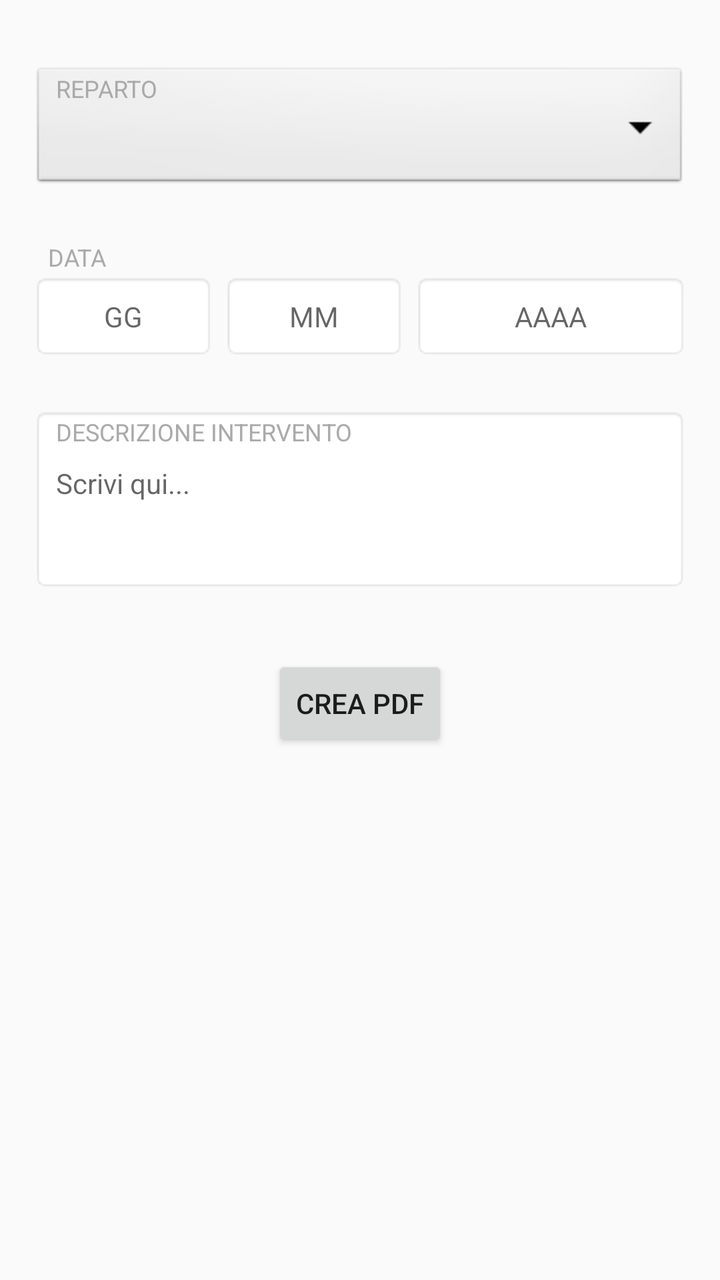
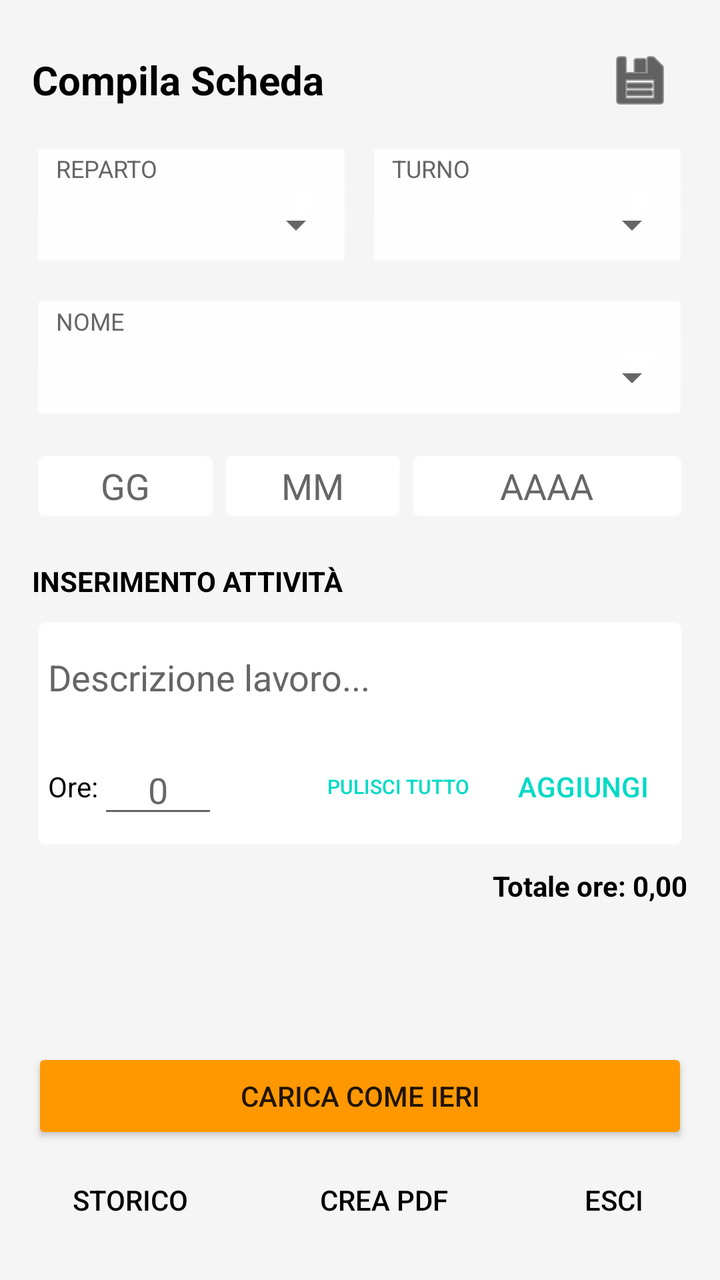

Screens rendered from an Android XML layout before and after an edit, with the pre-edit source and the edit as a unified diff.
<!-- AndroidManifest.xml: application theme Theme.Schede -->
<!-- res/layout/activity_main.xml -->
<?xml version="1.0" encoding="utf-8"?>
<androidx.constraintlayout.widget.ConstraintLayout xmlns:android="http://schemas.android.com/apk/res/android"
    xmlns:app="http://schemas.android.com/apk/res-auto"
    xmlns:tools="http://schemas.android.com/tools"
    android:layout_width="match_parent"
    android:layout_height="match_parent"
    android:padding="16dp"
    tools:context=".MainActivity">

    
    <LinearLayout
        android:id="@+id/layout_spinner"
        android:layout_width="match_parent"
        android:layout_height="wrap_content"
        android:layout_marginTop="16dp"
        android:background="@android:drawable/btn_dropdown"
        android:orientation="vertical"
        android:padding="4dp"
        app:layout_constraintTop_toTopOf="parent">
        <TextView
            android:layout_width="wrap_content"
            android:layout_height="wrap_content"
            android:layout_marginStart="8dp"
            android:text="REPARTO"
            android:textColor="@android:color/darker_gray"
            android:textSize="12sp" />
        <Spinner
            android:id="@+id/spinner_scelte"
            android:layout_width="match_parent"
            android:layout_height="40dp"
            android:background="@null" />
    </LinearLayout>

    
    <LinearLayout
        android:id="@+id/layout_data_container"
        android:layout_width="match_parent"
        android:layout_height="wrap_content"
        android:layout_marginTop="24dp"
        android:orientation="vertical"
        app:layout_constraintTop_toBottomOf="@id/layout_spinner">

        <TextView
            android:layout_width="wrap_content"
            android:layout_height="wrap_content"
            android:layout_marginStart="8dp"
            android:text="DATA"
            android:textColor="@android:color/darker_gray"
            android:textSize="12sp" />

        <LinearLayout
            android:layout_width="match_parent"
            android:layout_height="wrap_content"
            android:orientation="horizontal">

            <LinearLayout
                android:layout_width="0dp"
                android:layout_height="wrap_content"
                android:layout_weight="1"
                android:layout_marginEnd="4dp"
                android:background="@android:drawable/editbox_background"
                android:orientation="vertical"
                android:padding="4dp">
                <EditText
                    android:id="@+id/input_gg"
                    android:layout_width="match_parent"
                    android:layout_height="wrap_content"
                    android:background="@null"
                    android:hint="GG"
                    android:gravity="center"
                    android:inputType="number"
                    android:maxLength="2"
                    android:padding="8dp"
                    android:textSize="14sp" />
            </LinearLayout>

            <LinearLayout
                android:layout_width="0dp"
                android:layout_height="wrap_content"
                android:layout_weight="1"
                android:layout_marginEnd="4dp"
                android:background="@android:drawable/editbox_background"
                android:orientation="vertical"
                android:padding="4dp">
                <EditText
                    android:id="@+id/input_mm"
                    android:layout_width="match_parent"
                    android:layout_height="wrap_content"
                    android:background="@null"
                    android:hint="MM"
                    android:gravity="center"
                    android:inputType="number"
                    android:maxLength="2"
                    android:padding="8dp"
                    android:textSize="14sp" />
            </LinearLayout>

            <LinearLayout
                android:layout_width="0dp"
                android:layout_height="wrap_content"
                android:layout_weight="1.5"
                android:background="@android:drawable/editbox_background"
                android:orientation="vertical"
                android:padding="4dp">
                <EditText
                    android:id="@+id/input_aaaa"
                    android:layout_width="match_parent"
                    android:layout_height="wrap_content"
                    android:background="@null"
                    android:hint="AAAA"
                    android:gravity="center"
                    android:inputType="number"
                    android:maxLength="4"
                    android:padding="8dp"
                    android:textSize="14sp" />
            </LinearLayout>
        </LinearLayout>
    </LinearLayout>

    
    <LinearLayout
        android:id="@+id/layout_descrizione"
        android:layout_width="match_parent"
        android:layout_height="wrap_content"
        android:layout_marginTop="24dp"
        android:background="@android:drawable/editbox_background"
        android:orientation="vertical"
        android:padding="4dp"
        app:layout_constraintTop_toBottomOf="@id/layout_data_container">
        <TextView
            android:layout_width="wrap_content"
            android:layout_height="wrap_content"
            android:layout_marginStart="8dp"
            android:text="DESCRIZIONE INTERVENTO"
            android:textColor="@android:color/darker_gray"
            android:textSize="12sp" />
        <EditText
            android:id="@+id/input_descrizione"
            android:layout_width="match_parent"
            android:layout_height="wrap_content"
            android:background="@null"
            android:gravity="top"
            android:hint="Scrivi qui..."
            android:inputType="textMultiLine"
            android:minLines="3"
            android:padding="8dp"
            android:textSize="14sp" />
    </LinearLayout>

    <Button
        android:id="@+id/create_pdf_button"
        android:layout_width="wrap_content"
        android:layout_height="wrap_content"
        android:layout_marginTop="32dp"
        android:text="Crea PDF"
        app:layout_constraintEnd_toEndOf="parent"
        app:layout_constraintStart_toStartOf="parent"
        app:layout_constraintTop_toBottomOf="@id/layout_descrizione" />

</androidx.constraintlayout.widget.ConstraintLayout>
<!-- resources referenced by this layout -->
<resources>
  <style name="Theme.Schede" parent="Base.Theme.Schede" />
  <style name="Base.Theme.Schede" parent="Theme.AppCompat.Light.DarkActionBar">
          
          
      </style>
</resources>

<!-- the commit's change to res/layout/activity_main.xml (unified diff, before → after) -->
@@ -5,156 +5,253 @@
     android:layout_width="match_parent"
     android:layout_height="match_parent"
     android:padding="16dp"
+    android:background="@color/main_background"
     tools:context=".MainActivity">
 
-    
-    <LinearLayout
-        android:id="@+id/layout_spinner"
+    <RelativeLayout
+        android:id="@+id/header"
         android:layout_width="match_parent"
         android:layout_height="wrap_content"
-        android:layout_marginTop="16dp"
-        android:background="@android:drawable/btn_dropdown"
-        android:orientation="vertical"
-        android:padding="4dp"
         app:layout_constraintTop_toTopOf="parent">
+        
         <TextView
             android:layout_width="wrap_content"
             android:layout_height="wrap_content"
-            android:layout_marginStart="8dp"
-            android:text="REPARTO"
-            android:textColor="@android:color/darker_gray"
-            android:textSize="12sp" />
-        <Spinner
-            android:id="@+id/spinner_scelte"
+            android:text="@string/compila_scheda"
+            android:textSize="20sp"
+            android:textStyle="bold"
+            android:textColor="@color/main_text"
+            android:layout_centerVertical="true"
+            android:layout_alignParentStart="true" />
+
+        <ImageButton
+            android:id="@+id/btn_change_folder"
+            android:layout_width="48dp"
+            android:layout_height="48dp"
+            android:layout_alignParentEnd="true"
+            android:background="?attr/selectableItemBackgroundBorderless"
+            android:src="@android:drawable/ic_menu_save"
+            android:tint="@color/main_text"
+            android:contentDescription="@string/cambia_cartella" />
+    </RelativeLayout>
+
+    <ScrollView
+        android:layout_width="match_parent"
+        android:layout_height="0dp"
+        android:layout_marginTop="8dp"
+        android:layout_marginBottom="12dp"
+        app:layout_constraintBottom_toTopOf="@+id/layout_buttons"
+        app:layout_constraintTop_toBottomOf="@id/header">
+
+        <LinearLayout
             android:layout_width="match_parent"
-            android:layout_height="40dp"
-            android:background="@null" />
-    </LinearLayout>
-
-    
+            android:layout_height="wrap_content"
+            android:orientation="vertical">
+
+            <LinearLayout
+                android:layout_width="match_parent"
+                android:layout_height="wrap_content"
+                android:orientation="horizontal"
+                android:baselineAligned="false">
+
+                <LinearLayout
+                    android:layout_width="0dp"
+                    android:layout_height="wrap_content"
+                    android:layout_weight="1"
+                    android:layout_marginEnd="4dp"
+                    android:background="@android:drawable/btn_dropdown"
+                    android:backgroundTint="@color/input_background"
+                    android:orientation="vertical"
+                    android:padding="4dp">
+                    <TextView android:layout_width="wrap_content" android:layout_height="wrap_content" android:text="@string/reparto" android:textSize="12sp" android:textColor="@color/label_color" android:layout_marginStart="8dp"/>
+                    <Spinner android:id="@+id/spinner_scelte" android:layout_width="match_parent" android:layout_height="40dp" />
+                </LinearLayout>
+
+                <LinearLayout
+                    android:layout_width="0dp"
+                    android:layout_height="wrap_content"
+                    android:layout_weight="1"
+                    android:layout_marginStart="4dp"
+                    android:background="@android:drawable/btn_dropdown"
+                    android:backgroundTint="@color/input_background"
+                    android:orientation="vertical"
+                    android:padding="4dp">
+                    <TextView android:layout_width="wrap_content" android:layout_height="wrap_content" android:text="@string/turno" android:textSize="12sp" android:textColor="@color/label_color" android:layout_marginStart="8dp"/>
+                    <Spinner android:id="@+id/spinner_turno" android:layout_width="match_parent" android:layout_height="40dp" />
+                </LinearLayout>
+
+            </LinearLayout>
+
+            <LinearLayout
+                android:id="@+id/container_nome"
+                android:layout_width="match_parent"
+                android:layout_height="wrap_content"
+                android:layout_marginTop="12dp"
+                android:background="@android:drawable/btn_dropdown"
+                android:backgroundTint="@color/input_background"
+                android:orientation="vertical"
+                android:padding="4dp">
+                <TextView android:layout_width="wrap_content" android:layout_height="wrap_content" android:text="@string/nome" android:textSize="12sp" android:textColor="@color/label_color" android:layout_marginStart="8dp"/>
+                <Spinner android:id="@+id/spinner_nome" android:layout_width="match_parent" android:layout_height="40dp" />
+            </LinearLayout>
+
+            <LinearLayout
+                android:layout_width="match_parent"
+                android:layout_height="wrap_content"
+                android:layout_marginTop="12dp"
+                android:orientation="horizontal">
+                <EditText android:id="@+id/input_gg" android:layout_width="0dp" android:layout_height="wrap_content" android:layout_weight="1" android:hint="@string/hint_gg" android:gravity="center" android:inputType="number" android:background="@android:drawable/editbox_background" android:backgroundTint="@color/input_background" android:textColor="@color/main_text" android:textColorHint="@color/label_color" android:focusable="false" android:clickable="true" />
+                <EditText android:id="@+id/input_mm" android:layout_width="0dp" android:layout_height="wrap_content" android:layout_weight="1" android:hint="@string/hint_mm" android:gravity="center" android:inputType="number" android:background="@android:drawable/editbox_background" android:backgroundTint="@color/input_background" android:textColor="@color/main_text" android:textColorHint="@color/label_color" android:focusable="false" android:clickable="true" />
+                <EditText android:id="@+id/input_aaaa" android:layout_width="0dp" android:layout_height="wrap_content" android:layout_weight="1.5" android:hint="@string/hint_aaaa" android:gravity="center" android:inputType="number" android:background="@android:drawable/editbox_background" android:backgroundTint="@color/input_background" android:textColor="@color/main_text" android:textColorHint="@color/label_color" android:focusable="false" android:clickable="true" />
+            </LinearLayout>
+
+            <TextView
+                android:layout_width="match_parent"
+                android:layout_height="wrap_content"
+                android:layout_marginTop="20dp"
+                android:text="@string/inserimento_attivita"
+                android:textStyle="bold"
+                android:textColor="@color/main_text"/>
+
+            <LinearLayout
+                android:layout_width="match_parent"
+                android:layout_height="wrap_content"
+                android:layout_marginTop="8dp"
+                android:background="@android:drawable/editbox_background"
+                android:backgroundTint="@color/input_background"
+                android:orientation="vertical"
+                android:padding="8dp">
+                <AutoCompleteTextView
+                    android:id="@+id/input_descrizione"
+                    android:layout_width="match_parent"
+                    android:layout_height="wrap_content"
+                    android:hint="@string/hint_descrizione"
+                    android:textColor="@color/main_text"
+                    android:textColorHint="@color/label_color"
+                    android:inputType="textMultiLine"
+                    android:minLines="2"
+                    android:background="@null" />
+
+                <LinearLayout
+                    android:layout_width="match_parent"
+                    android:layout_height="wrap_content"
+                    android:layout_marginTop="8dp"
+                    android:gravity="center_vertical"
+                    android:orientation="horizontal">
+                    <TextView android:layout_width="wrap_content" android:layout_height="wrap_content" android:text="@string/ore_label" android:textColor="@color/main_text"/>
+                    <EditText
+                        android:id="@+id/input_ore"
+                        android:layout_width="60dp"
+                        android:layout_height="wrap_content"
+                        android:hint="0"
+                        android:textColor="@color/main_text"
+                        android:inputType="numberDecimal"
+                        android:gravity="center" />
+
+                    <View android:layout_width="0dp" android:layout_height="1dp" android:layout_weight="1"/>
+
+                    <Button
+                        android:id="@+id/btn_clear_all"
+                        style="?android:attr/buttonBarButtonStyle"
+                        android:layout_width="wrap_content"
+                        android:layout_height="wrap_content"
+                        android:text="PULISCI TUTTO"
+                        android:textSize="10sp"
+                        app:backgroundTint="#D32F2F" />
+
+                    <Button
+                        android:id="@+id/add_activity_button"
+                        style="?android:attr/buttonBarButtonStyle"
+                        android:layout_width="wrap_content"
+                        android:layout_height="wrap_content"
+                        android:text="@string/aggiungi_button"
+                        app:backgroundTint="#2E7D32" />
+                </LinearLayout>
+            </LinearLayout>
+
+            <LinearLayout
+                android:layout_width="match_parent"
+                android:layout_height="wrap_content"
+                android:layout_marginTop="8dp"
+                android:orientation="vertical"
+                android:gravity="end">
+                <TextView
+                    android:id="@+id/text_ore_totali"
+                    android:layout_width="wrap_content"
+                    android:layout_height="wrap_content"
+                    android:text="@string/totale_ore_default"
+                    android:textStyle="bold"
+                    android:textColor="@color/main_text"/>
+                <TextView
+                    android:id="@+id/text_straordinario"
+                    android:layout_width="wrap_content"
+                    android:layout_height="wrap_content"
+                    android:text="@string/straordinario_default"
+                    android:textStyle="bold"
+                    android:textColor="#D32F2F"
+                    android:visibility="gone"/>
+            </LinearLayout>
+
+            <LinearLayout
+                android:id="@+id/container_attivita"
+                android:layout_width="match_parent"
+                android:layout_height="wrap_content"
+                android:layout_marginTop="8dp"
+                android:orientation="vertical" />
+
+        </LinearLayout>
+    </ScrollView>
+
     <LinearLayout
-        android:id="@+id/layout_data_container"
+        android:id="@+id/layout_buttons"
+        style="?android:attr/buttonBarStyle"
         android:layout_width="match_parent"
         android:layout_height="wrap_content"
-        android:layout_marginTop="24dp"
         android:orientation="vertical"
-        app:layout_constraintTop_toBottomOf="@id/layout_spinner">
-
-        <TextView
-            android:layout_width="wrap_content"
-            android:layout_height="wrap_content"
-            android:layout_marginStart="8dp"
-            android:text="DATA"
-            android:textColor="@android:color/darker_gray"
-            android:textSize="12sp" />
+        app:layout_constraintBottom_toBottomOf="parent">
+
+        <Button
+            android:id="@+id/load_yesterday_button"
+            android:layout_width="match_parent"
+            android:layout_height="wrap_content"
+            android:layout_marginBottom="4dp"
+            android:text="CARICA COME IERI"
+            app:backgroundTint="#FF9800" />
 
         <LinearLayout
             android:layout_width="match_parent"
             android:layout_height="wrap_content"
             android:orientation="horizontal">
 
-            <LinearLayout
+            <Button
+                android:id="@+id/history_button"
+                style="?android:attr/buttonBarButtonStyle"
                 android:layout_width="0dp"
                 android:layout_height="wrap_content"
-                android:layout_weight="1"
+                android:layout_weight="0.8"
                 android:layout_marginEnd="4dp"
-                android:background="@android:drawable/editbox_background"
-                android:orientation="vertical"
-                android:padding="4dp">
-                <EditText
-                    android:id="@+id/input_gg"
-                    android:layout_width="match_parent"
-                    android:layout_height="wrap_content"
-                    android:background="@null"
-                    android:hint="GG"
-                    android:gravity="center"
-                    android:inputType="number"
-                    android:maxLength="2"
-                    android:padding="8dp"
-                    android:textSize="14sp" />
-            </LinearLayout>
-
-            <LinearLayout
+                android:text="@string/storico_button"
+                android:textColor="@color/main_text" />
+
+            <Button
+                android:id="@+id/create_pdf_button"
+                style="?android:attr/buttonBarButtonStyle"
                 android:layout_width="0dp"
                 android:layout_height="wrap_content"
-                android:layout_weight="1"
+                android:layout_weight="1.2"
                 android:layout_marginEnd="4dp"
-                android:background="@android:drawable/editbox_background"
-                android:orientation="vertical"
-                android:padding="4dp">
-                <EditText
-                    android:id="@+id/input_mm"
-                    android:layout_width="match_parent"
-                    android:layout_height="wrap_content"
-                    android:background="@null"
-                    android:hint="MM"
-                    android:gravity="center"
-                    android:inputType="number"
-                    android:maxLength="2"
-                    android:padding="8dp"
-                    android:textSize="14sp" />
-            </LinearLayout>
-
-            <LinearLayout
+                android:text="@string/crea_pdf_button"
+                android:textColor="@color/main_text" />
+
+            <Button
+                android:id="@+id/exit_button"
+                style="?android:attr/buttonBarButtonStyle"
                 android:layout_width="0dp"
                 android:layout_height="wrap_content"
-                android:layout_weight="1.5"
-                android:background="@android:drawable/editbox_background"
-                android:orientation="vertical"
-                android:padding="4dp">
-                <EditText
-                    android:id="@+id/input_aaaa"
-                    android:layout_width="match_parent"
-                    android:layout_height="wrap_content"
-                    android:background="@null"
-                    android:hint="AAAA"
-                    android:gravity="center"
-                    android:inputType="number"
-                    android:maxLength="4"
-                    android:padding="8dp"
-                    android:textSize="14sp" />
-            </LinearLayout>
+                android:layout_weight="0.6"
+                android:text="@string/esci_button"
+                android:textColor="@color/main_text" />
         </LinearLayout>
     </LinearLayout>
 
-    
-    <LinearLayout
-        android:id="@+id/layout_descrizione"
-        android:layout_width="match_parent"
-        android:layout_height="wrap_content"
-        android:layout_marginTop="24dp"
-        android:background="@android:drawable/editbox_background"
-        android:orientation="vertical"
-        android:padding="4dp"
-        app:layout_constraintTop_toBottomOf="@id/layout_data_container">
-        <TextView
-            android:layout_width="wrap_content"
-            android:layout_height="wrap_content"
-            android:layout_marginStart="8dp"
-            android:text="DESCRIZIONE INTERVENTO"
-            android:textColor="@android:color/darker_gray"
-            android:textSize="12sp" />
-        <EditText
-            android:id="@+id/input_descrizione"
-            android:layout_width="match_parent"
-            android:layout_height="wrap_content"
-            android:background="@null"
-            android:gravity="top"
-            android:hint="Scrivi qui..."
-            android:inputType="textMultiLine"
-            android:minLines="3"
-            android:padding="8dp"
-            android:textSize="14sp" />
-    </LinearLayout>
-
-    <Button
-        android:id="@+id/create_pdf_button"
-        android:layout_width="wrap_content"
-        android:layout_height="wrap_content"
-        android:layout_marginTop="32dp"
-        android:text="Crea PDF"
-        app:layout_constraintEnd_toEndOf="parent"
-        app:layout_constraintStart_toStartOf="parent"
-        app:layout_constraintTop_toBottomOf="@id/layout_descrizione" />
-
 </androidx.constraintlayout.widget.ConstraintLayout>
<!-- resource entries referenced after the edit -->
@@ -1,9 +1,37 @@
 <!-- resources referenced by this layout -->
 <resources>
+  <color name="input_background">#FFFFFF</color>
+  <color name="label_color">#666666</color>
+  <color name="main_background">#F5F5F5</color>
+  <color name="main_text">#000000</color>
+  <string name="aggiungi_button">AGGIUNGI</string>
+  <string name="cambia_cartella">Cambia cartella</string>
+  <string name="compila_scheda">Compila Scheda</string>
+  <string name="crea_pdf_button">Crea PDF</string>
+  <string name="esci_button">Esci</string>
+  <string name="hint_aaaa">AAAA</string>
+  <string name="hint_descrizione">Descrizione lavoro...</string>
+  <string name="hint_gg">GG</string>
+  <string name="hint_mm">MM</string>
+  <string name="inserimento_attivita">INSERIMENTO ATTIVITÀ</string>
+  <string name="nome">NOME</string>
+  <string name="ore_label">Ore: </string>
+  <string name="reparto">REPARTO</string>
+  <string name="storico_button">Storico</string>
+  <string name="straordinario_default">Straordinario: 0,00</string>
+  <string name="totale_ore_default">Totale ore: 0,00</string>
+  <string name="turno">TURNO</string>
   <style name="Theme.Schede" parent="Base.Theme.Schede" />
   <style name="Base.Theme.Schede" parent="Theme.AppCompat.Light.DarkActionBar">
           
-          
+          <item name="colorPrimary">@color/purple_500</item>
+          <item name="colorPrimaryDark">@color/purple_700</item>
+          <item name="colorAccent">@color/teal_200</item>
+  
+          <item name="android:windowBackground">@color/main_background</item>
       </style>
+  <color name="purple_500">#FF6200EE</color>
+  <color name="purple_700">#FF3700B3</color>
+  <color name="teal_200">#FF03DAC5</color>
 </resources>
 
